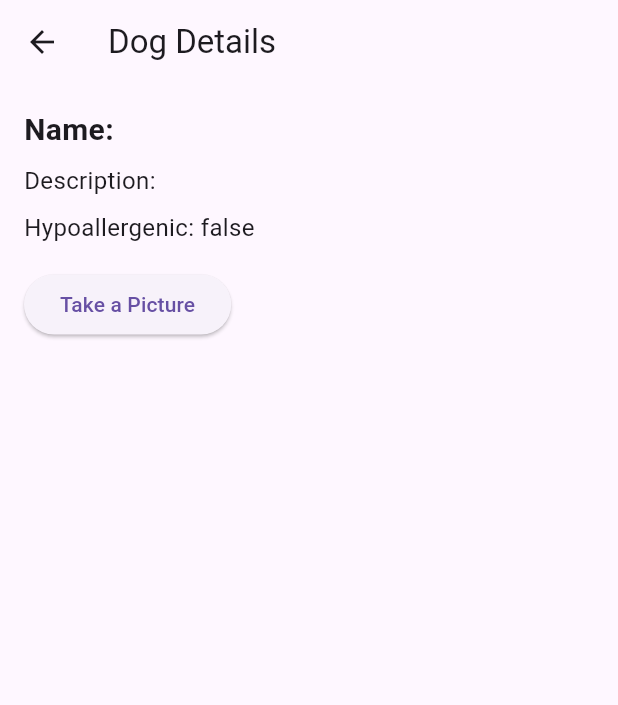
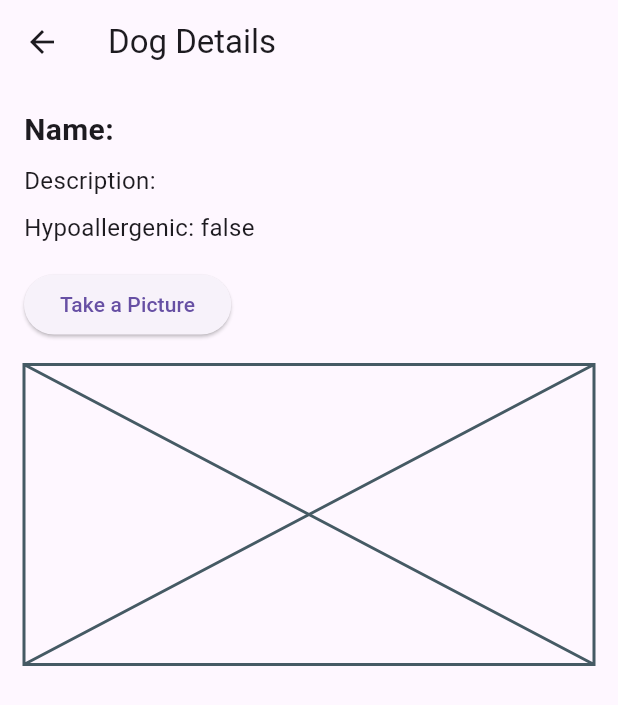
Before and after one commit to NicoleAsqui/FlutterDogApp, a Flutter app: the DogDetails screen opened directly with empty values, after a tap on "Take a Picture", on a phone screen of 412 x 824 dp. Shown: the top 705 px of the screen. Run offline on Flutter 3.47's test engine with Material 3 defaults, Android fonts, the phone set to English and light mode, and no system bars; our stand-ins replace image_picker; network calls fail.

```diff
--- a/dog_app/lib/views/dog_details.dart
+++ b/dog_app/lib/views/dog_details.dart
@@ -1,10 +1,42 @@
+import 'dart:io';
 import 'package:flutter/material.dart';
 import '../models/dog_model.dart';
+import 'package:image_picker/image_picker.dart';
+import 'package:path/path.dart';
 
-class DogDetails extends StatelessWidget {
+class DogDetails extends StatefulWidget {
   final Dog dog;
 
   const DogDetails({required this.dog});
+
+  @override
+  _DogDetailsState createState() => _DogDetailsState();
+}
+
+class _DogDetailsState extends State<DogDetails> {
+  File? _imageFile;
+
+  Future<void> _openCamera() async {
+    final picker = ImagePicker();
+    final XFile? pickedFile = await picker.pickImage(
+      source: ImageSource.camera,
+    );
+    if (pickedFile == null) return;
+
+    String fileName = basename(pickedFile.path);
+
+    Directory capturesDirectory = Directory.systemTemp;
+    String destinationFile = '${capturesDirectory.path}/$fileName';
+
+    File sourceFile = File(pickedFile.path);
+    File destination = File(destinationFile);
+
+    await sourceFile.copy(destination.path);
+
+    setState(() {
+      _imageFile = destination;
+    });
+  }
 
   @override
   Widget build(BuildContext context) {
@@ -12,32 +44,43 @@ class DogDetails extends StatelessWidget {
       appBar: AppBar(
         title: Text('Dog Details'),
       ),
-      body: Padding(
+      body: SingleChildScrollView(
+        child: Column(
+          crossAxisAlignment: CrossAxisAlignment.start,
+          children: [
+            Padding(
               padding: EdgeInsets.all(16.0),
               child: Column(
                 crossAxisAlignment: CrossAxisAlignment.start,
                 children: [
                   Text(
-              'Name: ${dog.name}',
+                    'Name: ${widget.dog.name}',
                     style: TextStyle(fontSize: 20, fontWeight: FontWeight.bold),
                   ),
                   SizedBox(height: 8),
                   Text(
-              'Description: ${dog.description}',
+                    'Description: ${widget.dog.description}',
                     style: TextStyle(fontSize: 16),
                   ),
                   SizedBox(height: 8),
                   Text(
-              'Hypoallergenic: ${dog.hypoallergenic}',
+                    'Hypoallergenic: ${widget.dog.hypoallergenic}',
                     style: TextStyle(fontSize: 16),
                   ),
                   SizedBox(height: 16),
                   ElevatedButton(
-              onPressed: () {
-                // Placeholder for camera functionality
-                // Implement camera functionality in the future
-              },
+                    onPressed: _openCamera,
                     child: Text('Take a Picture'),
+                  ),
+                  SizedBox(height: 16),
+                  _imageFile != null
+                      ? Image.file(_imageFile!)
+                      : Placeholder(
+                          fallbackHeight: 200,
+                          fallbackWidth: double.infinity,
+                        ),
+                ],
+              ),
             ),
           ],
         ),
--- a/dog_app/pubspec.yaml
+++ b/dog_app/pubspec.yaml
@@ -32,6 +32,9 @@ dependencies:
     sdk: flutter
   http: ^0.13.3
   provider: ^5.0.0
+  image_picker: ^0.8.4+3
+  path_provider: ^2.0.2
+  path: ^1.8.2
 
 
   # The following adds the Cupertino Icons font to your application.
```
Also changed, not shown: dog_app/lib/utils/file_system_utils.dart (added, +32 -0 lines), dog_app/pubspec.lock, 11 other files. Lines whose indentation alone changed are shown as unchanged.
